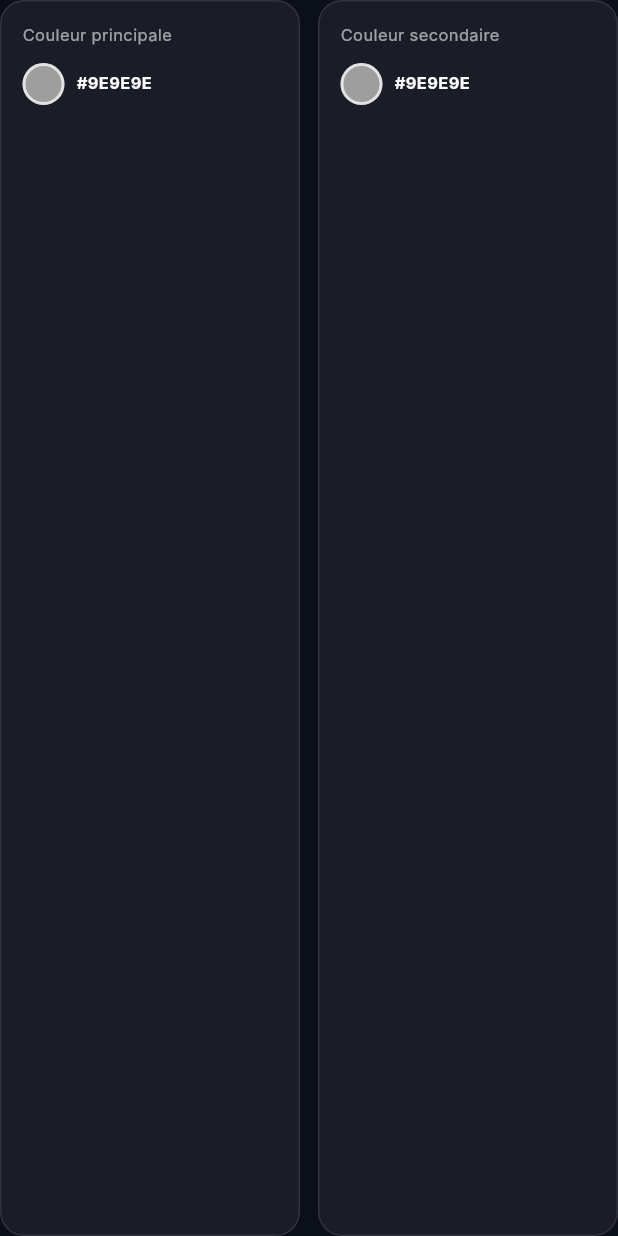
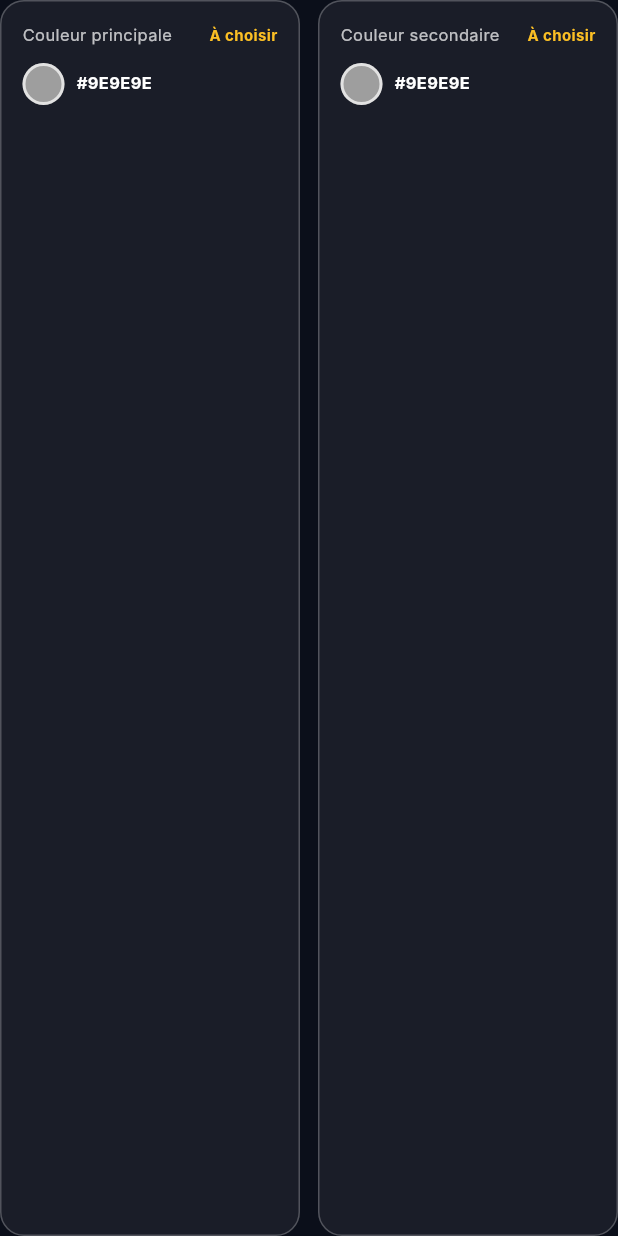
Before and after one commit to ElyxKik/sedapps-v2, a Flutter app: the _ColorPickers widget shown alone on an empty page, opened directly with empty values, on a phone screen of 412 x 824 dp. Run offline on Flutter 3.47's test engine with Material 3 defaults, Android fonts, the phone set to English and light mode, and no system bars; our stand-ins replace dio, file_picker, flutter_colorpicker, flutter_riverpod, flutter_secure_storage, go_router and 1 more; missing offline and left inert: dart:html, dart:js_util, dart:ui_web; accounts and stored records are empty; network calls fail; Roboto replaces fonts that are missing (Inter).

Commit message:
fix: require onboarding brand colors

```diff
--- a/sala-ai-cloud/apps/mobile/lib/src/features/onboarding/onboarding_page.dart
+++ b/sala-ai-cloud/apps/mobile/lib/src/features/onboarding/onboarding_page.dart
@@ -83,6 +83,8 @@ class _OnboardingPageState extends ConsumerState<OnboardingPage> {
   final _descriptionController = TextEditingController();
   Color _primaryColor = AppColors.skyBlue;
   Color _secondaryColor = const Color(0xFF0EA5E9);
+  bool _primaryColorChosen = false;
+  bool _secondaryColorChosen = false;
   String _fontStyle = 'Inter';
   String _tone = 'professionnel';
   final Set<String> _styleKeywords = {};
@@ -1034,8 +1036,16 @@ class _OnboardingPageState extends ConsumerState<OnboardingPage> {
             _ColorPickers(
               primaryColor: _primaryColor,
               secondaryColor: _secondaryColor,
-              onPrimaryChanged: (c) => setState(() => _primaryColor = c),
-              onSecondaryChanged: (c) => setState(() => _secondaryColor = c),
+              primaryChosen: _primaryColorChosen,
+              secondaryChosen: _secondaryColorChosen,
+              onPrimaryChanged: (c) => setState(() {
+                _primaryColor = c;
+                _primaryColorChosen = true;
+              }),
+              onSecondaryChanged: (c) => setState(() {
+                _secondaryColor = c;
+                _secondaryColorChosen = true;
+              }),
             ),
             SizedBox(height: 14 * scale),
 
@@ -1140,10 +1150,21 @@ class _OnboardingPageState extends ConsumerState<OnboardingPage> {
           SizedBox(height: 24 * scale),
           _Actions(
               back: () => setState(() => _step = 1),
-              next: _hasUsefulDescription
+              next: _hasUsefulDescription &&
+                      _primaryColorChosen &&
+                      _secondaryColorChosen
                   ? () => setState(() => _step = 3)
                   : null,
               nextLabel: 'Continuer'),
+          if (!_primaryColorChosen || !_secondaryColorChosen)
+            Padding(
+              padding: const EdgeInsets.only(top: 10),
+              child: Text(
+                'Choisis une couleur principale et une couleur secondaire pour continuer.',
+                textAlign: TextAlign.center,
+                style: TextStyle(color: Colors.amber.shade300, fontSize: 11),
+              ),
+            ),
         ],
       ),
     );
@@ -2491,10 +2512,14 @@ class _ColorPickers extends StatefulWidget {
   const _ColorPickers(
       {required this.primaryColor,
       required this.secondaryColor,
+      required this.primaryChosen,
+      required this.secondaryChosen,
       required this.onPrimaryChanged,
       required this.onSecondaryChanged});
   final Color primaryColor;
   final Color secondaryColor;
+  final bool primaryChosen;
+  final bool secondaryChosen;
   final ValueChanged<Color> onPrimaryChanged;
   final ValueChanged<Color> onSecondaryChanged;
 
@@ -2538,7 +2563,7 @@ class _ColorPickersState extends State<_ColorPickers> {
   String _hex(Color c) =>
       '#${c.value.toRadixString(16).substring(2).toUpperCase()}';
 
-  Widget _swatch(String label, Color color, VoidCallback onTap) {
+  Widget _swatch(String label, Color color, bool chosen, VoidCallback onTap) {
     return Expanded(
         child: InkWell(
       onTap: onTap,
@@ -2548,11 +2573,24 @@ class _ColorPickersState extends State<_ColorPickers> {
         decoration: BoxDecoration(
             color: Colors.white.withValues(alpha: 0.06),
             borderRadius: BorderRadius.circular(16),
-            border: Border.all(color: Colors.white.withValues(alpha: 0.10))),
+            border: Border.all(
+                color: chosen ? color : Colors.white.withValues(alpha: 0.24),
+                width: chosen ? 2 : 1)),
         child: Column(crossAxisAlignment: CrossAxisAlignment.start, children: [
-          Text(label,
-              style: TextStyle(
-                  color: Colors.white.withValues(alpha: 0.58), fontSize: 11)),
+          Row(children: [
+            Expanded(
+                child: Text(label,
+                    style: TextStyle(
+                        color: Colors.white.withValues(alpha: 0.72),
+                        fontSize: 11))),
+            Text(chosen ? 'Choisie' : 'À choisir',
+                style: TextStyle(
+                    color: chosen
+                        ? const Color(0xFF86EFAC)
+                        : const Color(0xFFFBBF24),
+                    fontSize: 10,
+                    fontWeight: FontWeight.w700)),
+          ]),
           const SizedBox(height: 10),
           Row(children: [
             Container(
@@ -2580,12 +2618,14 @@ class _ColorPickersState extends State<_ColorPickers> {
       _swatch(
           'Couleur principale',
           widget.primaryColor,
+          widget.primaryChosen,
           () => _openColorPicker(
               'principale', widget.primaryColor, widget.onPrimaryChanged)),
       const SizedBox(width: 12),
       _swatch(
           'Couleur secondaire',
           widget.secondaryColor,
+          widget.secondaryChosen,
           () => _openColorPicker(
               'secondaire', widget.secondaryColor, widget.onSecondaryChanged)),
     ]);
```
